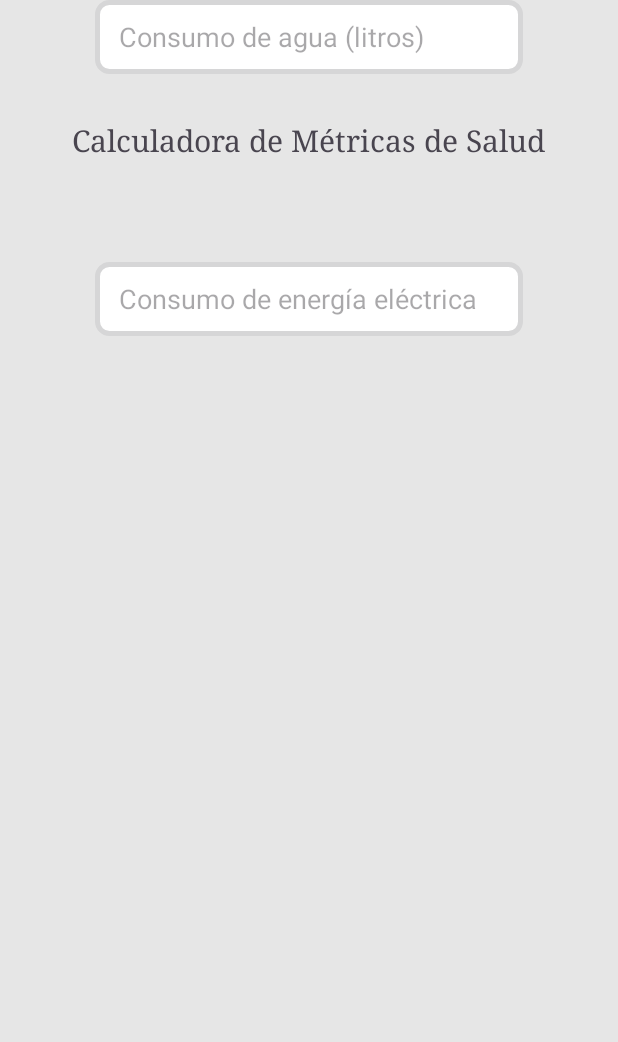
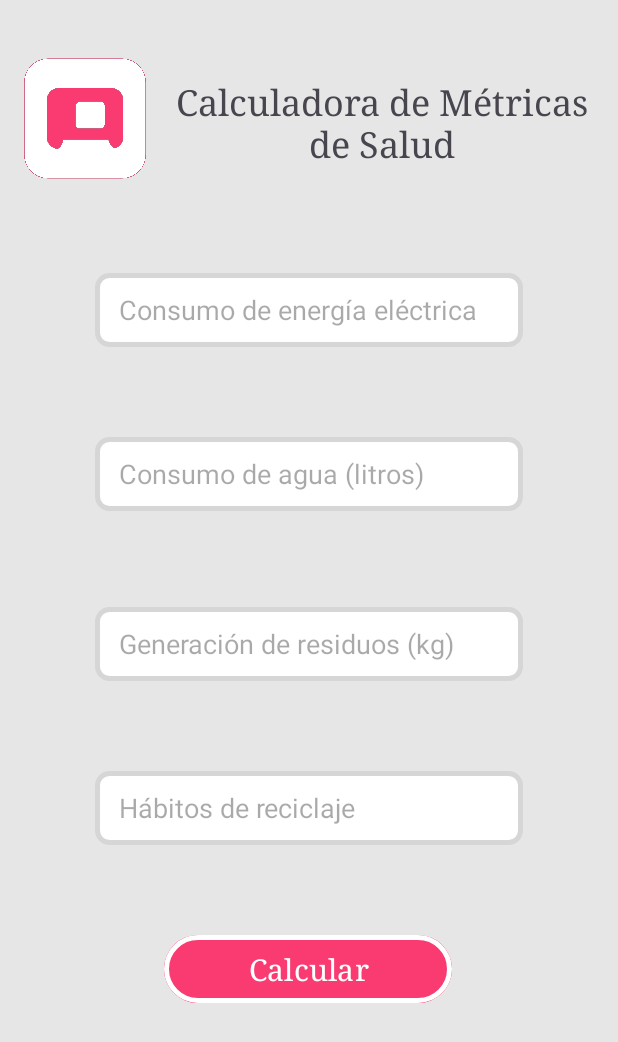
Before and after one commit to marianaaam/parcial_momento1, an Android app: the layout activity_calculadora.xml on its own in the app's theme, with its tools: preview values and no code run, on a phone screen of 412 x 824 dp. Shown: the top 1042 px of the screen. Run offline under Robolectric (Android 15) with nearby library versions, the phone set to English and light mode, and no system bars; Roboto replaces fonts that are not available here.

Commit message:
actualización

```diff
--- a/app/src/main/res/layout/activity_calculadora.xml
+++ b/app/src/main/res/layout/activity_calculadora.xml
@@ -8,14 +8,15 @@
 
     <TextView
         android:id="@+id/textView"
-        android:layout_width="wrap_content"
-        android:layout_height="wrap_content"
-        android:layout_marginTop="80dp"
+        android:layout_width="296dp"
+        android:layout_height="62dp"
+        android:layout_marginTop="52dp"
         android:fontFamily="serif"
         android:text="@string/calcular"
-        android:textSize="20sp"
+        android:textAlignment="center"
+        android:textSize="24sp"
         app:layout_constraintEnd_toEndOf="parent"
-        app:layout_constraintStart_toStartOf="parent"
+        app:layout_constraintStart_toEndOf="@+id/imageView"
         app:layout_constraintTop_toTopOf="parent" />
 
     <EditText
@@ -37,13 +38,68 @@
         style="@style/EditTextRounded"
         android:layout_width="285dp"
         android:layout_height="49dp"
+        android:layout_marginTop="60dp"
         android:ems="10"
         android:hint="@string/agua"
         android:inputType="text"
         android:textColor="@color/black"
         app:layout_constraintEnd_toEndOf="parent"
         app:layout_constraintStart_toStartOf="parent"
-        tools:layout_editor_absoluteY="279dp" />
+        app:layout_constraintTop_toBottomOf="@+id/et_cenergía" />
+
+    <EditText
+        android:id="@+id/et_residuos"
+        style="@style/EditTextRounded"
+        android:layout_width="285dp"
+        android:layout_height="49dp"
+        android:layout_marginTop="64dp"
+        android:ems="10"
+        android:hint="@string/residuos"
+        android:inputType="text"
+        android:textColor="@color/black"
+        app:layout_constraintEnd_toEndOf="parent"
+        app:layout_constraintStart_toStartOf="parent"
+        app:layout_constraintTop_toBottomOf="@+id/et_cagua" />
+
+    <EditText
+        android:id="@+id/et_reciclaje"
+        style="@style/EditTextRounded"
+        android:layout_width="285dp"
+        android:layout_height="49dp"
+        android:layout_marginTop="60dp"
+        android:ems="10"
+        android:hint="@string/reciclaje"
+        android:inputType="text"
+        android:textColor="@color/black"
+        app:layout_constraintEnd_toEndOf="parent"
+        app:layout_constraintStart_toStartOf="parent"
+        app:layout_constraintTop_toBottomOf="@+id/et_residuos" />
+
+    <Button
+        android:id="@+id/b_calculadora"
+        android:layout_width="192dp"
+        android:layout_height="53dp"
+        android:layout_marginTop="56dp"
+        android:backgroundTint="@color/rosado"
+        android:fontFamily="serif"
+        android:text="Calcular"
+        android:textSize="20sp"
+        app:layout_constraintEnd_toEndOf="parent"
+        app:layout_constraintHorizontal_bias="0.497"
+        app:layout_constraintStart_toStartOf="parent"
+        app:layout_constraintTop_toBottomOf="@+id/et_reciclaje"
+        app:strokeColor="@color/white"
+        app:strokeWidth="3dp" />
+
+    <ImageView
+        android:id="@+id/imageView"
+        android:layout_width="81dp"
+        android:layout_height="110dp"
+        android:layout_marginStart="16dp"
+        android:layout_marginTop="24dp"
+        app:layout_constraintStart_toStartOf="parent"
+        app:layout_constraintTop_toTopOf="parent"
+        app:srcCompat="@drawable/appLogo" />
 
 
 </androidx.constraintlayout.widget.ConstraintLayout>
--- a/app/src/main/res/layout/activity_profile.xml
+++ b/app/src/main/res/layout/activity_profile.xml
@@ -8,18 +8,19 @@
 
     <Button
         android:id="@+id/b_calculadora"
-        android:layout_width="180dp"
-        android:layout_height="58dp"
+        android:layout_width="192dp"
+        android:layout_height="53dp"
+        android:layout_marginTop="20dp"
         android:backgroundTint="@color/rosado"
         android:fontFamily="serif"
         android:text="@string/calculadora"
         android:textSize="20sp"
         app:layout_constraintEnd_toEndOf="parent"
-        app:layout_constraintHorizontal_bias="0.497"
+        app:layout_constraintHorizontal_bias="0.525"
         app:layout_constraintStart_toStartOf="parent"
+        app:layout_constraintTop_toBottomOf="@+id/et_email"
         app:strokeColor="@color/white"
-        app:strokeWidth="3dp"
-        tools:layout_editor_absoluteY="628dp" />
+        app:strokeWidth="3dp" />
 
     <View
         android:id="@+id/v_contenedor"
--- a/app/src/main/res/values/strings.xml
+++ b/app/src/main/res/values/strings.xml
@@ -27,4 +27,6 @@
     <string name="calcular">Calculadora de Métricas de Salud</string>
     <string name="energia">Consumo de energía eléctrica</string>
     <string name="agua">Consumo de agua (litros)</string>
+    <string name="residuos">Generación de residuos (kg)</string>
+    <string name="reciclaje">Hábitos de reciclaje</string>
 </resources>
```
